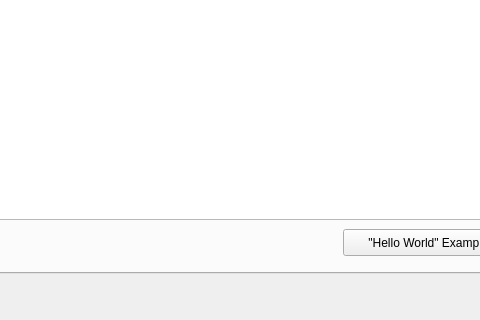
The window that HomeScreenSimulator/resources/mainwindow.ui (leon-anavi/AGL-HomeScreen) describes before a commit, drawn with Qt 5; both pictures show x 97 to 577 and y 187 to 507 of the 731 by 507 pixel window.
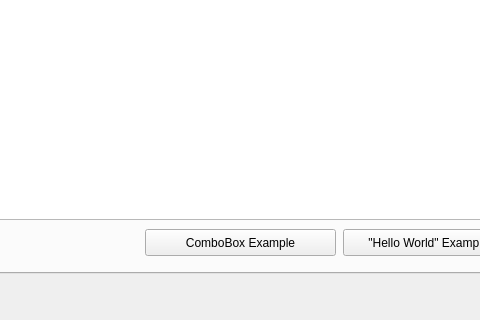
The same window after the commit. The open tabs and pages were chosen to show the change.

```diff
--- a/HomeScreenSimulator/resources/mainwindow.ui
+++ b/HomeScreenSimulator/resources/mainwindow.ui
@@ -113,6 +113,19 @@
        <string>&quot;Hello World&quot; Example</string>
       </property>
      </widget>
+     <widget class="QPushButton" name="pushButton_comboBoxExample">
+      <property name="geometry">
+       <rect>
+        <x>230</x>
+        <y>380</y>
+        <width>191</width>
+        <height>27</height>
+       </rect>
+      </property>
+      <property name="text">
+       <string>ComboBox Example</string>
+      </property>
+     </widget>
     </widget>
     <widget class="QWidget" name="tab_DayNightMode">
      <attribute name="title">
```
